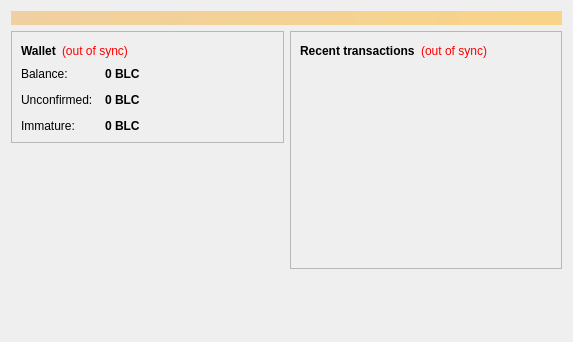
Above: src/qt/forms/overviewpage.ui from bryceweiner/Dirac before the change. Below: the same form after it.
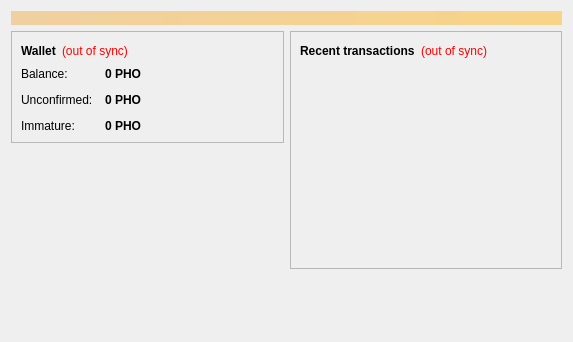
That is the form after the change.

```diff
--- a/src/qt/forms/overviewpage.ui
+++ b/src/qt/forms/overviewpage.ui
@@ -122,7 +122,7 @@
                <string>Your current balance</string>
               </property>
               <property name="text">
-               <string notr="true">0 BLC</string>
+               <string notr="true">0 PHO</string>
               </property>
               <property name="textInteractionFlags">
                <set>Qt::LinksAccessibleByMouse|Qt::TextSelectableByKeyboard|Qt::TextSelectableByMouse</set>
@@ -151,7 +151,7 @@
                <string>Total of transactions that have yet to be confirmed, and do not yet count toward the current balance</string>
               </property>
               <property name="text">
-               <string notr="true">0 BLC</string>
+               <string notr="true">0 PHO</string>
               </property>
               <property name="textInteractionFlags">
                <set>Qt::LinksAccessibleByMouse|Qt::TextSelectableByKeyboard|Qt::TextSelectableByMouse</set>
@@ -177,7 +177,7 @@
                <string>Mined balance that has not yet matured</string>
               </property>
               <property name="text">
-               <string notr="true">0 BLC</string>
+               <string notr="true">0 PHO</string>
               </property>
               <property name="textInteractionFlags">
                <set>Qt::LinksAccessibleByMouse|Qt::TextSelectableByKeyboard|Qt::TextSelectableByMouse</set>
```
